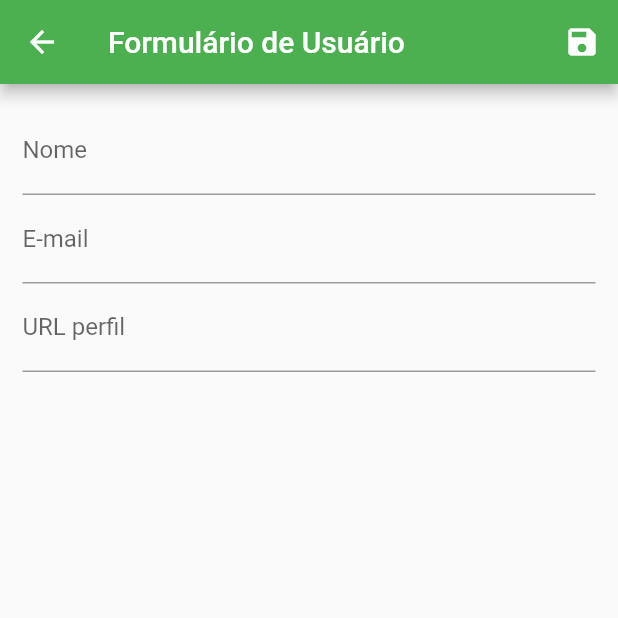
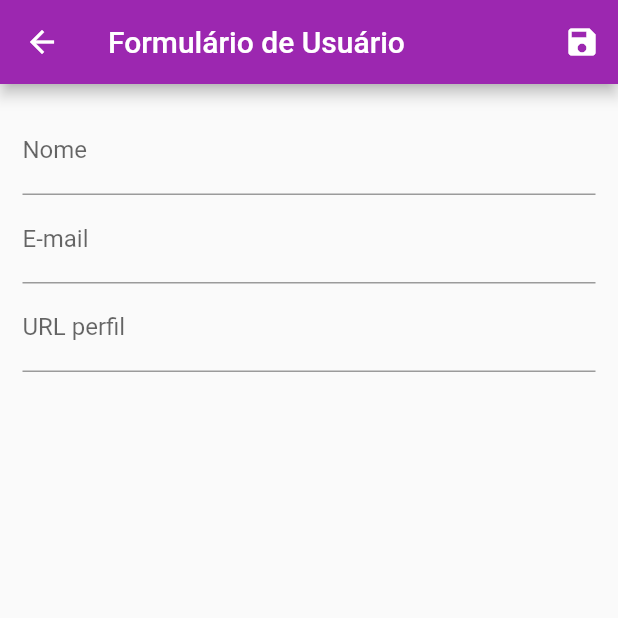
Before and after one commit to MarUguedes/CRUD, a Flutter app: the screen it shows after launch, after a tap on the "edit" icon, on a phone screen of 412 x 824 dp, the top half of it. Run offline on Flutter 3.47's test engine with Material 2 defaults, Android fonts, the phone set to English and light mode, and no system bars; network calls fail.

Commit message:
mudei cor

```diff
--- a/cadastro_usuario/lib/data/dummy_users.dart
+++ b/cadastro_usuario/lib/data/dummy_users.dart
@@ -5,13 +5,13 @@ const DUMMY_USERS = {
   '1': const User(
       id: '1',
       name: 'Jinx',
-      email: 'jinx@arcane.com.br',
+      email: 'jinx@arcane.com',
       urlAvatar:'https://i.pinimg.com/564x/c0/d8/57/c0d857bc520d6119057455ae960648c2.jpg'),
   // ignore: unnecessary_const
   '2': const User(
       id: '2',
       name: 'Violet',
-      email: 'violet@arcane.com.br',
+      email: 'violet@arcane.com',
       urlAvatar: 'http://pm1.narvii.com/8127/eec48c03097f84d2465160768a46fd51c64bbf4cr1-400-400v2_uhq.jpg'),
   // ignore: unnecessary_const
   '3': const User(
--- a/cadastro_usuario/lib/main.dart
+++ b/cadastro_usuario/lib/main.dart
@@ -25,7 +25,7 @@ class MyApp extends StatelessWidget {
       child: MaterialApp(
         title: 'Flutter ',
         theme: ThemeData(
-          primarySwatch: Colors.green,
+          primarySwatch: Colors.purple,
         ),
 
         routes: {
```
